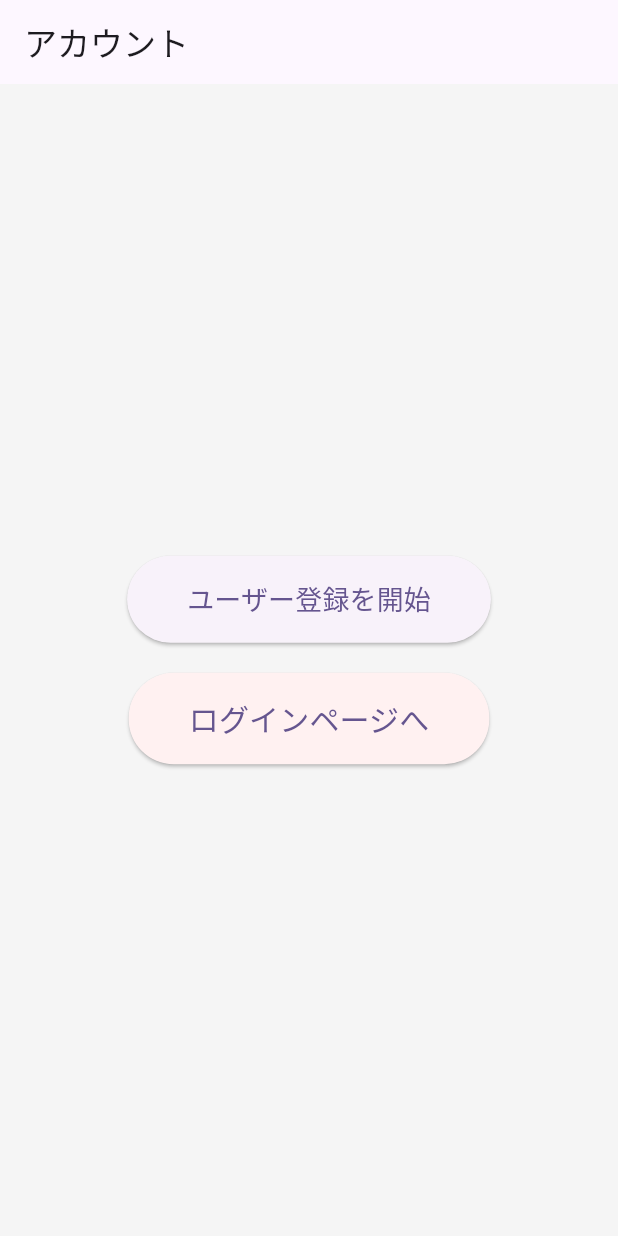
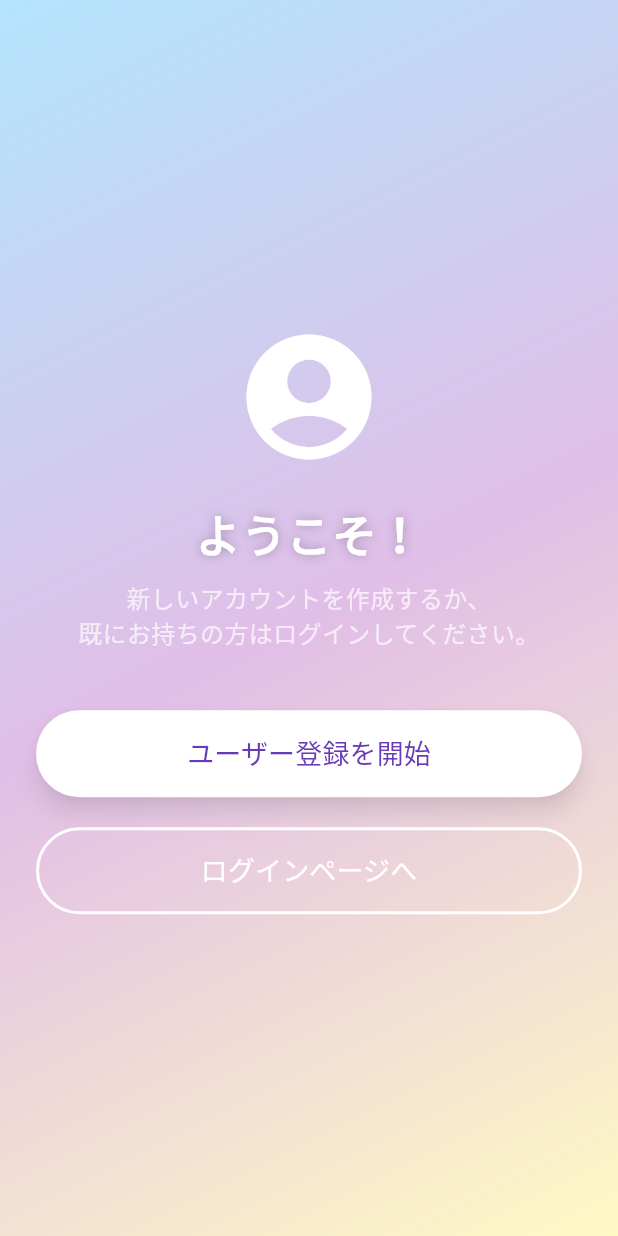
Before and after one commit to GotoShinnnosuke/2025procon, a Flutter app: the screen it shows after launch, on a phone screen of 412 x 824 dp. Run offline on Flutter 3.47's test engine with Material 3 defaults, Android fonts, the phone set to English and light mode, and no system bars; our stand-ins replace cloud_firestore, firebase_auth, firebase_core, fl_chart, shared_preferences, table_calendar; accounts and stored records are empty.

Commit message:
UI変更(ログインページ)

```diff
--- a/lib/login/account.dart
+++ b/lib/login/account.dart
@@ -4,44 +4,115 @@ import 'forget.dart';
 import 'package:firebase_auth/firebase_auth.dart';
 import '../services/user_profile_repository.dart';
 
-// 認証ランディング: 登録 or ログイン選択
 class AuthLandingPage extends StatelessWidget {
   const AuthLandingPage({super.key});
 
   @override
   Widget build(BuildContext context) {
     return Scaffold(
-      backgroundColor: const Color(0xFFF5F5F5),
-      appBar: AppBar(title: const Text('アカウント')),
-      body: Center(
+      // グラデーション背景
+      body: Container(
+        decoration: const BoxDecoration(
+          gradient: LinearGradient(
+            colors: [
+              Color(0xFFB3E5FC), // 明るい水色
+              Color(0xFFE1BEE7), // 薄い紫
+              Color(0xFFFFF9C4), // 柔らかい黄色
+            ],
+            begin: Alignment.topLeft,
+            end: Alignment.bottomRight,
+          ),
+        ),
+        child: SafeArea(
+          child: Center(
+            child: Padding(
+              padding: const EdgeInsets.all(24.0),
               child: Column(
-          mainAxisSize: MainAxisSize.min,
+                mainAxisAlignment: MainAxisAlignment.center,
                 children: [
-            ElevatedButton(
+                  // アプリロゴやアイコン
+                  const Icon(Icons.account_circle_rounded,
+                      size: 100, color: Colors.white),
+                  const SizedBox(height: 20),
+
+                  // タイトル
+                  const Text(
+                    'ようこそ！',
+                    style: TextStyle(
+                      fontSize: 30,
+                      fontWeight: FontWeight.bold,
+                      color: Colors.white,
+                      shadows: [
+                        Shadow(blurRadius: 8, color: Colors.black26),
+                      ],
+                    ),
+                  ),
+                  const SizedBox(height: 10),
+
+                  const Text(
+                    '新しいアカウントを作成するか、\n既にお持ちの方はログインしてください。',
+                    textAlign: TextAlign.center,
+                    style: TextStyle(
+                      fontSize: 16,
+                      color: Colors.white70,
+                    ),
+                  ),
+                  const SizedBox(height: 40),
+
+                  // 登録ボタン
+                  SizedBox(
+                    width: double.infinity,
+                    child: ElevatedButton(
                       style: ElevatedButton.styleFrom(
-                padding: const EdgeInsets.symmetric(horizontal: 40, vertical: 16),
-                shape: RoundedRectangleBorder(borderRadius: BorderRadius.circular(30)),
+                        backgroundColor: Colors.white,
+                        foregroundColor: Colors.deepPurple,
+                        padding: const EdgeInsets.symmetric(
+                            horizontal: 40, vertical: 16),
+                        shape: RoundedRectangleBorder(
+                          borderRadius: BorderRadius.circular(30),
+                        ),
+                        elevation: 6,
+                        shadowColor: Colors.black45,
                       ),
                       onPressed: () => Navigator.push(
                         context,
                         MaterialPageRoute(builder: (_) => const RegisterPage()),
                       ),
-              child: const Text('ユーザー登録を開始', style: TextStyle(fontSize: 18)),
+                      child: const Text(
+                        'ユーザー登録を開始',
+                        style: TextStyle(fontSize: 18),
+                      ),
+                    ),
                   ),
                   const SizedBox(height: 20),
-            ElevatedButton(
-              style: ElevatedButton.styleFrom(
-                backgroundColor: const Color(0xFFFFF1F1),
-                padding: const EdgeInsets.symmetric(horizontal: 40, vertical: 16),
-                shape: RoundedRectangleBorder(borderRadius: BorderRadius.circular(30)),
+
+                  // ログインボタン
+                  SizedBox(
+                    width: double.infinity,
+                    child: OutlinedButton(
+                      style: OutlinedButton.styleFrom(
+                        side: const BorderSide(color: Colors.white, width: 2),
+                        foregroundColor: Colors.white,
+                        padding: const EdgeInsets.symmetric(
+                            horizontal: 40, vertical: 16),
+                        shape: RoundedRectangleBorder(
+                          borderRadius: BorderRadius.circular(30),
+                        ),
                       ),
                       onPressed: () => Navigator.push(
                         context,
                         MaterialPageRoute(builder: (_) => const LoginPage()),
                       ),
-              child: const Text('ログインページへ', style: TextStyle(fontSize: 20)),
+                      child: const Text(
+                        'ログインページへ',
+                        style: TextStyle(fontSize: 18),
+                      ),
+                    ),
                   ),
                 ],
+              ),
+            ),
+          ),
         ),
       ),
     );
@@ -96,7 +167,9 @@ class _RegisterPageState extends State<RegisterPage> {
 体重: ${_weightController.text} kg
 '''),
           actions: [
-            TextButton(onPressed: () => Navigator.pop(context), child: const Text('戻る')),
+            TextButton(
+                onPressed: () => Navigator.pop(context),
+                child: const Text('戻る')),
             TextButton(onPressed: _saveProfile, child: const Text('登録')),
           ],
         ),
@@ -129,7 +202,8 @@ class _RegisterPageState extends State<RegisterPage> {
         // Firestore保存に失敗した場合でも、ローカル保存と画面遷移は継続
         if (mounted) {
           ScaffoldMessenger.of(context).showSnackBar(
-            const SnackBar(content: Text('プロフィールの保存に失敗しました（オフライン保存のみ）。後で再試行してください。')),
+            const SnackBar(
+                content: Text('プロフィールの保存に失敗しました（オフライン保存のみ）。後で再試行してください。')),
           );
         }
       }
@@ -148,7 +222,8 @@ class _RegisterPageState extends State<RegisterPage> {
       if (!mounted) return;
       // 確認メールの案内を出しつつホームへ遷移
       ScaffoldMessenger.of(context).showSnackBar(
-        SnackBar(content: Text('確認メールを送信しました: ${_emailController.text.trim()}')),
+        SnackBar(
+            content: Text('確認メールを送信しました: ${_emailController.text.trim()}')),
       );
       Navigator.of(context).pushNamedAndRemoveUntil('/home', (route) => false);
     } on FirebaseAuthException catch (e) {
@@ -183,7 +258,8 @@ class _RegisterPageState extends State<RegisterPage> {
             key: _formKey,
             child: SingleChildScrollView(
               child: Card(
-                shape: RoundedRectangleBorder(borderRadius: BorderRadius.circular(16)),
+                shape: RoundedRectangleBorder(
+                    borderRadius: BorderRadius.circular(16)),
                 elevation: 4,
                 child: Padding(
                   padding: const EdgeInsets.all(20),
@@ -198,7 +274,8 @@ class _RegisterPageState extends State<RegisterPage> {
                         ),
                         keyboardType: TextInputType.emailAddress,
                         validator: (value) {
-                          if (value == null || value.isEmpty) return 'メールアドレスを入力してください';
+                          if (value == null || value.isEmpty)
+                            return 'メールアドレスを入力してください';
                           if (!value.contains('@')) return '正しいメール形式を入力してください';
                           return null;
                         },
@@ -211,7 +288,9 @@ class _RegisterPageState extends State<RegisterPage> {
                           prefixIcon: Icon(Icons.person),
                           border: OutlineInputBorder(),
                         ),
-                        validator: (value) => value == null || value.isEmpty ? '名前を入力してください' : null,
+                        validator: (value) => value == null || value.isEmpty
+                            ? '名前を入力してください'
+                            : null,
                       ),
                       const SizedBox(height: 16),
                       TextFormField(
@@ -223,7 +302,8 @@ class _RegisterPageState extends State<RegisterPage> {
                         ),
                         keyboardType: TextInputType.number,
                         validator: (value) {
-                          if (value == null || value.isEmpty) return '年齢を入力してください';
+                          if (value == null || value.isEmpty)
+                            return '年齢を入力してください';
                           if (int.tryParse(value) == null) return '数字で入力してください';
                           return null;
                         },
@@ -238,8 +318,10 @@ class _RegisterPageState extends State<RegisterPage> {
                         ),
                         keyboardType: TextInputType.number,
                         validator: (value) {
-                          if (value == null || value.isEmpty) return '身長を入力してください';
-                          if (double.tryParse(value) == null) return '数値で入力してください';
+                          if (value == null || value.isEmpty)
+                            return '身長を入力してください';
+                          if (double.tryParse(value) == null)
+                            return '数値で入力してください';
                           return null;
                         },
                       ),
@@ -253,8 +335,10 @@ class _RegisterPageState extends State<RegisterPage> {
                         ),
                         keyboardType: TextInputType.number,
                         validator: (value) {
-                          if (value == null || value.isEmpty) return '体重を入力してください';
-                          if (double.tryParse(value) == null) return '数値で入力してください';
+                          if (value == null || value.isEmpty)
+                            return '体重を入力してください';
+                          if (double.tryParse(value) == null)
+                            return '数値で入力してください';
                           return null;
                         },
                       ),
@@ -267,12 +351,16 @@ class _RegisterPageState extends State<RegisterPage> {
                           prefixIcon: const Icon(Icons.lock),
                           border: const OutlineInputBorder(),
                           suffixIcon: IconButton(
-                            icon: Icon(_obscurePassword ? Icons.visibility : Icons.visibility_off),
-                            onPressed: () => setState(() => _obscurePassword = !_obscurePassword),
+                            icon: Icon(_obscurePassword
+                                ? Icons.visibility
+                                : Icons.visibility_off),
+                            onPressed: () => setState(
+                                () => _obscurePassword = !_obscurePassword),
                           ),
                         ),
                         validator: (value) {
-                          if (value == null || value.isEmpty) return 'パスワードを入力してください';
+                          if (value == null || value.isEmpty)
+                            return 'パスワードを入力してください';
                           if (value.length < 6) return '6文字以上で入力してください';
                           return null;
                         },
@@ -291,7 +379,8 @@ class _RegisterPageState extends State<RegisterPage> {
         child: ElevatedButton(
           style: ElevatedButton.styleFrom(
             padding: const EdgeInsets.symmetric(vertical: 16),
-            shape: RoundedRectangleBorder(borderRadius: BorderRadius.circular(30)),
+            shape:
+                RoundedRectangleBorder(borderRadius: BorderRadius.circular(30)),
             backgroundColor: Colors.deepPurple,
             foregroundColor: Colors.white,
             textStyle: const TextStyle(fontSize: 18),
@@ -341,7 +430,8 @@ class _LoginPageState extends State<LoginPage> {
           final user = cred.user;
           if (user != null && !user.emailVerified) {
             ScaffoldMessenger.of(context).showSnackBar(
-              const SnackBar(content: Text('メールアドレスが未確認です。受信メールのリンクから確認してください。')),
+              const SnackBar(
+                  content: Text('メールアドレスが未確認です。受信メールのリンクから確認してください。')),
             );
           }
           // Firestoreプロフィールを取得してローカルにキャッシュ
@@ -358,20 +448,26 @@ class _LoginPageState extends State<LoginPage> {
                 email: (prof['email'] as String?) ?? input,
               );
             } else {
-              await AuthRepository().setLoggedInUser(userId: user.uid, email: input);
+              await AuthRepository()
+                  .setLoggedInUser(userId: user.uid, email: input);
             }
           }
           if (!mounted) return;
-          Navigator.of(context).pushNamedAndRemoveUntil('/home', (route) => false);
+          Navigator.of(context)
+              .pushNamedAndRemoveUntil('/home', (route) => false);
         } else {
           // 既存のローカルIDログイン（デモ用途）
-          final ok = await AuthRepository().login(userId: input, password: _passwordController.text);
+          final ok = await AuthRepository()
+              .login(userId: input, password: _passwordController.text);
           if (!mounted) return;
           if (ok) {
-            ScaffoldMessenger.of(context).showSnackBar(SnackBar(content: Text('ID: $input でログインしました')));
-            Navigator.of(context).pushNamedAndRemoveUntil('/home', (route) => false);
+            ScaffoldMessenger.of(context)
+                .showSnackBar(SnackBar(content: Text('ID: $input でログインしました')));
+            Navigator.of(context)
+                .pushNamedAndRemoveUntil('/home', (route) => false);
           } else {
-            ScaffoldMessenger.of(context).showSnackBar(const SnackBar(content: Text('IDまたはパスワードが正しくありません')));
+            ScaffoldMessenger.of(context).showSnackBar(
+                const SnackBar(content: Text('IDまたはパスワードが正しくありません')));
           }
         }
       } on FirebaseAuthException catch (e) {
@@ -379,7 +475,8 @@ class _LoginPageState extends State<LoginPage> {
         if (e.code == 'user-not-found') msg = 'ユーザーが見つかりません';
         if (e.code == 'wrong-password') msg = 'パスワードが違います';
         if (e.code == 'invalid-email') msg = 'メールアドレスの形式が正しくありません';
-        ScaffoldMessenger.of(context).showSnackBar(SnackBar(content: Text(msg)));
+        ScaffoldMessenger.of(context)
+            .showSnackBar(SnackBar(content: Text(msg)));
       }
     }
   }
@@ -421,7 +518,8 @@ class _LoginPageState extends State<LoginPage> {
             key: _formKey,
             child: SingleChildScrollView(
               child: Card(
-                shape: RoundedRectangleBorder(borderRadius: BorderRadius.circular(16)),
+                shape: RoundedRectangleBorder(
+                    borderRadius: BorderRadius.circular(16)),
                 elevation: 4,
                 child: Padding(
                   padding: const EdgeInsets.all(20),
@@ -434,7 +532,9 @@ class _LoginPageState extends State<LoginPage> {
                           prefixIcon: Icon(Icons.person),
                           border: OutlineInputBorder(),
                         ),
-                        validator: (value) => value == null || value.isEmpty ? 'IDを入力してください' : null,
+                        validator: (value) => value == null || value.isEmpty
+                            ? 'IDを入力してください'
+                            : null,
                       ),
                       const SizedBox(height: 16),
                       TextFormField(
@@ -445,12 +545,16 @@ class _LoginPageState extends State<LoginPage> {
                           prefixIcon: const Icon(Icons.lock),
                           border: const OutlineInputBorder(),
                           suffixIcon: IconButton(
-                            icon: Icon(_obscurePassword ? Icons.visibility : Icons.visibility_off),
-                            onPressed: () => setState(() => _obscurePassword = !_obscurePassword),
+                            icon: Icon(_obscurePassword
+                                ? Icons.visibility
+                                : Icons.visibility_off),
+                            onPressed: () => setState(
+                                () => _obscurePassword = !_obscurePassword),
                           ),
                         ),
                         validator: (value) {
-                          if (value == null || value.isEmpty) return 'パスワードを入力してください';
+                          if (value == null || value.isEmpty)
+                            return 'パスワードを入力してください';
                           if (value.length < 6) return '6文字以上で入力してください';
                           return null;
                         },
@@ -459,11 +563,15 @@ class _LoginPageState extends State<LoginPage> {
                       ElevatedButton(
                         style: ElevatedButton.styleFrom(
                           backgroundColor: Colors.deepPurple,
-                          padding: const EdgeInsets.symmetric(horizontal: 40, vertical: 16),
-                          shape: RoundedRectangleBorder(borderRadius: BorderRadius.circular(30)),
+                          padding: const EdgeInsets.symmetric(
+                              horizontal: 40, vertical: 16),
+                          shape: RoundedRectangleBorder(
+                              borderRadius: BorderRadius.circular(30)),
                         ),
                         onPressed: _login,
-                        child: const Text('ログイン', style: TextStyle(fontSize: 18, color: Colors.white)),
+                        child: const Text('ログイン',
+                            style:
+                                TextStyle(fontSize: 18, color: Colors.white)),
                       ),
                       const SizedBox(height: 8),
                       Align(
@@ -472,7 +580,8 @@ class _LoginPageState extends State<LoginPage> {
                           onPressed: () {
                             Navigator.push(
                               context,
-                              MaterialPageRoute(builder: (_) => const ForgetPage()),
+                              MaterialPageRoute(
+                                  builder: (_) => const ForgetPage()),
                             );
                           },
                           child: const Text('パスワードをお忘れの方はこちら'),
@@ -484,8 +593,10 @@ class _LoginPageState extends State<LoginPage> {
                         icon: const Icon(Icons.flash_on_outlined),
                         label: const Text('デモでログイン（ワンタップ）'),
                         style: OutlinedButton.styleFrom(
-                          padding: const EdgeInsets.symmetric(horizontal: 24, vertical: 14),
-                          shape: RoundedRectangleBorder(borderRadius: BorderRadius.circular(30)),
+                          padding: const EdgeInsets.symmetric(
+                              horizontal: 24, vertical: 14),
+                          shape: RoundedRectangleBorder(
+                              borderRadius: BorderRadius.circular(30)),
                         ),
                       ),
                     ],
```
Lines whose indentation alone changed are shown as unchanged.
